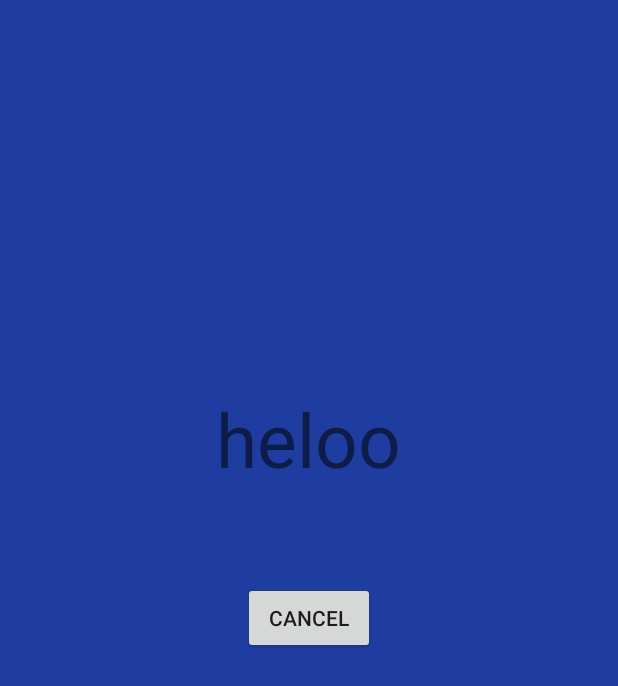
After one commit to jdavey1996/Noticeboard-Android-App, an Android app: the layout activity_add_post.xml on its own in the app's theme, with its tools: preview values and no code run, on a phone screen of 412 x 824 dp. The commit adds this screen. Shown: the top 686 px of the screen. Run offline under Robolectric (Android 15) with nearby library versions, the phone set to English and light mode, and no system bars.

Commit message:
Popup activity
Created a new button to add a post to the dashboard. This button opens a
new activity at a reduced size, acting as a popup. A button has also
been added within it to close the popup activity.

```diff
--- a/app/src/main/AndroidManifest.xml
+++ b/app/src/main/AndroidManifest.xml
@@ -27,6 +27,12 @@
                 <action android:name="android.intent.action.OTHER" />
             </intent-filter>
         </activity>
+
+        <activity android:name=".AddPostActivity" android:theme="@style/AppTheme.Custom">
+            <intent-filter>
+                <action android:name="android.intent.action.OTHER" />
+            </intent-filter>
+        </activity>
     </application>
 
 </manifest>
--- /dev/null
+++ b/app/src/main/res/layout/activity_add_post.xml
@@ -0,0 +1,30 @@
+<?xml version="1.0" encoding="utf-8"?>
+<RelativeLayout xmlns:android="http://schemas.android.com/apk/res/android"
+    xmlns:tools="http://schemas.android.com/tools"
+    android:layout_width="match_parent"
+    android:layout_height="match_parent"
+    android:background="#1f3da0"
+    android:orientation="vertical"
+    android:padding="10dp">
+
+
+    <Button
+        android:layout_width="wrap_content"
+        android:layout_height="wrap_content"
+        android:text="Cancel"
+        android:id="@+id/cancelBtn"
+        android:layout_centerVertical="true"
+        android:onClick="cancelNewPost"
+        android:layout_centerHorizontal="true" />
+
+    <TextView
+        android:layout_width="wrap_content"
+        android:layout_height="wrap_content"
+        android:text="heloo"
+        android:id="@+id/helloTxt"
+        android:layout_above="@+id/cancelBtn"
+        android:layout_centerHorizontal="true"
+        android:layout_marginBottom="62dp"
+        android:textSize="50dp" />
+
+</RelativeLayout>
--- a/app/src/main/res/values/styles.xml
+++ b/app/src/main/res/values/styles.xml
@@ -14,5 +14,10 @@
         <item name="android:background">#E43F3F</item>
     </style>
 
+    <style name="AppTheme.Custom">
+        <item name="android:windowIsTranslucent">true</item>
+
+        </style>
+
 
 </resources>
```
Also changed, not shown: app/src/main/java/com/josh_davey/noticeboardapp/AddPostActivity.java (added, +28 -0 lines), app/src/main/java/com/josh_davey/noticeboardapp/DashboardActivity.java (+14 -0 lines), app/src/main/res/layout/activity_dashboard.xml (+14 -2 lines).
